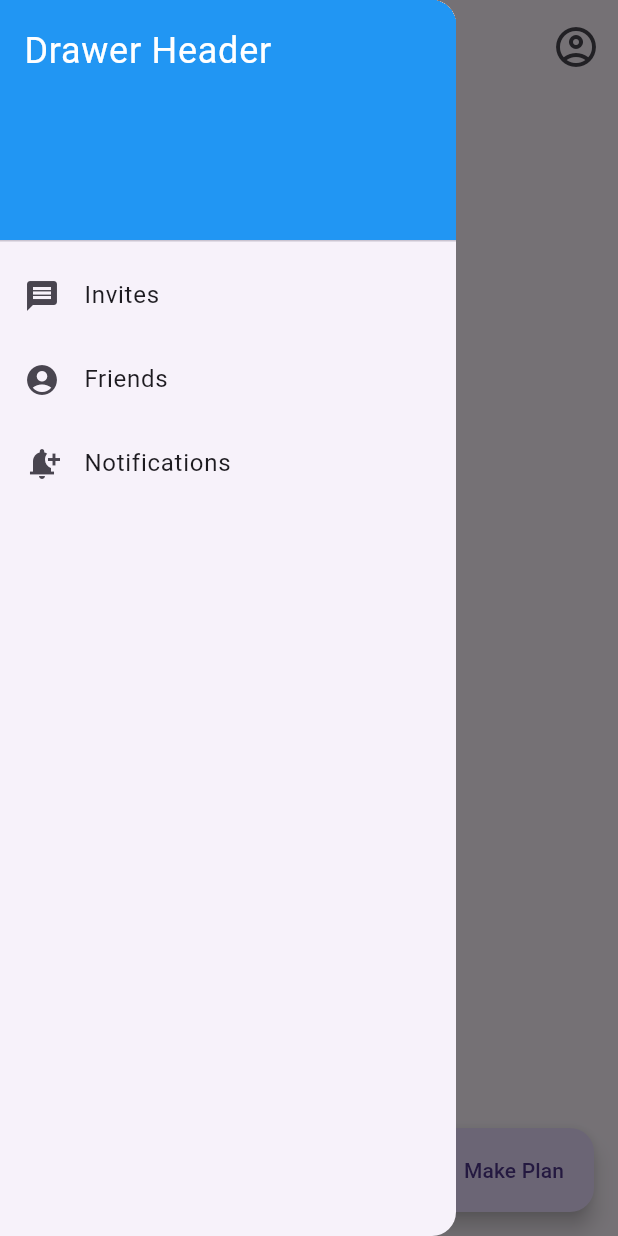
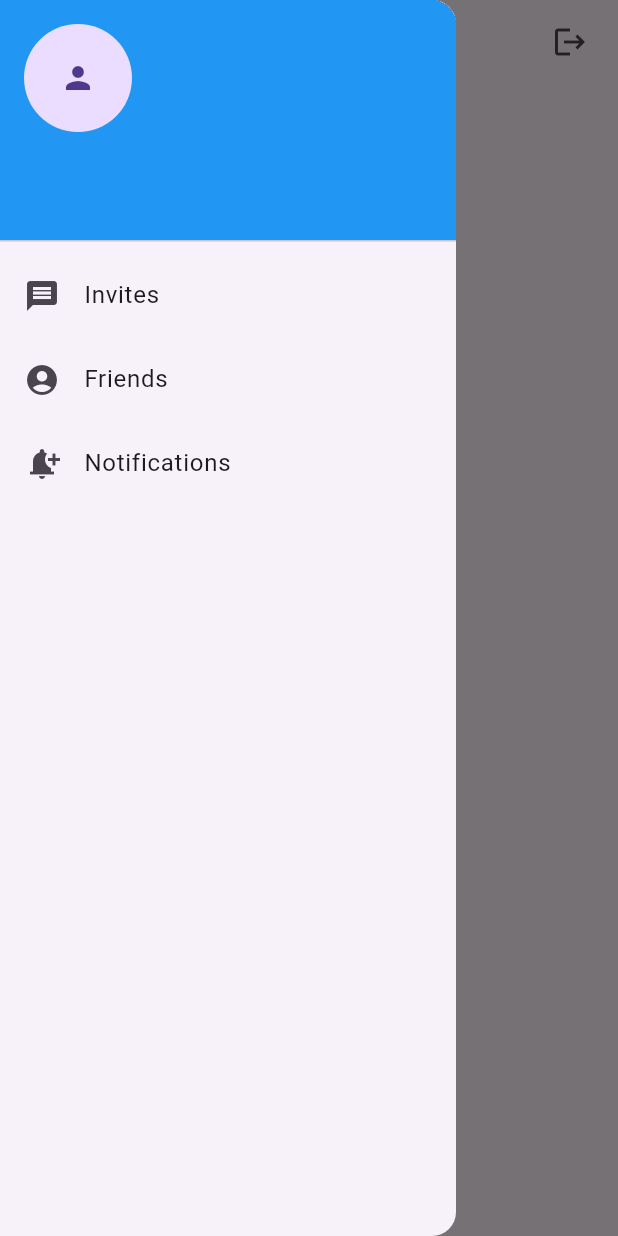
Before and after one commit to Atharv-iitr/Hangout-Planner-App, a Flutter app: the screen it shows once a user with an empty profile is signed in, with the side drawer open, on a phone screen of 412 x 824 dp. Run offline on Flutter 3.47's test engine with Material 3 defaults, Android fonts, the phone set to English and light mode, and no system bars; our stand-ins replace cloud_firestore, firebase_auth, firebase_core; accounts and stored records are empty.

Commit message:
Update home.dart

```diff
--- a/lib/Pages/home.dart
+++ b/lib/Pages/home.dart
@@ -1,111 +1,121 @@
 import 'package:flutter/material.dart';
-import 'package:hangout_planner/Pages/invites.dart';
-import 'package:hangout_planner/Pages/friends.dart';
-import 'package:hangout_planner/Pages/Notification.dart';
-import 'package:hangout_planner/Pages/make_plan.dart';
-/// Flutter code sample for [Drawer].
-
-void main() => runApp(const HomePage());
+import 'package:firebase_auth/firebase_auth.dart';
+import 'package:hangout_planner/Pages/auth.dart';
+import 'package:cloud_firestore/cloud_firestore.dart';
 
 class HomePage extends StatelessWidget {
   const HomePage({super.key});
 
-
   @override
   Widget build(BuildContext context) {
-    return MaterialApp(
-      home: const Home(),
-      debugShowCheckedModeBanner: false,
-      routes: {
+    final User? user = FirebaseAuth.instance.currentUser;
 
-        '/invitespage': (context) => const InvitesPage(),
-        '/friendspage': (context) => const FriendsPage(),
-        '/Notificationpage': (context) => const NotificationsPage(),
-        '/makeplan': (context) => const MakePlan(),
-      },
-    );
-  }
-}
-
-class Home extends StatefulWidget {
-  const Home({super.key});
-
-  @override
-  State<Home> createState() => _HomeState();
-}
-
-class _HomeState extends State<Home> {
-  String selectedPage = '';
-
-  @override
-  Widget build(BuildContext context) {
     return Scaffold(
       appBar: AppBar(
-        title: const Text('Hangout Planner',
+        title: const Text(
+          'Hangout Planner',
           style: TextStyle(
             fontWeight: FontWeight.bold,
             fontSize: 20,
           ),
-
         ),
+        centerTitle: true,
         actions: [
+          Padding(
+            padding: const EdgeInsets.only(right: 8.0),
+            child: Column(
+              mainAxisAlignment: MainAxisAlignment.center,
+              children: [
                 IconButton(
-            onPressed: (){
-
+                  icon: const Icon(Icons.logout),
+                  onPressed: () async {
+                    await AuthService().signOut();
+                    Navigator.pushReplacementNamed(context, '/login');
                   },
-            icon: const Icon(Icons.account_circle_outlined),
-            iconSize: 32,
-            padding: const EdgeInsets.fromLTRB(0, 6, 8, 0),
                 ),
               ],
-        centerTitle: true,
+            ),
+          ),
+        ],
       ),
       drawer: Drawer(
         child: ListView(
           padding: EdgeInsets.zero,
           children: <Widget>[
-            const DrawerHeader(
-              decoration: BoxDecoration(color: Colors.blue),
-              child: Text('Drawer Header', style: TextStyle(color: Colors.white, fontSize: 24)),
+            StreamBuilder<DocumentSnapshot>(
+              stream: FirebaseFirestore.instance
+                  .collection('users')
+                  .doc(user?.uid)
+                  .snapshots(),
+              builder: (context, snapshot) {
+                String userName = 'User';
+                if (snapshot.hasData && snapshot.data!.exists) {
+                  userName = snapshot.data!['name'] ?? 'User';
+                }
+
+                return UserAccountsDrawerHeader(
+                  accountName: Text(userName),
+                  accountEmail: Text(user?.email ?? 'No email'),
+                  currentAccountPicture: user?.photoURL != null
+                      ? CircleAvatar(
+                          backgroundImage: NetworkImage(user!.photoURL!),
+                        )
+                      : const CircleAvatar(
+                          child: Icon(Icons.person),
+                        ),
+                  decoration: const BoxDecoration(color: Colors.blue),
+                );
+              },
             ),
             ListTile(
               leading: const Icon(Icons.message),
               title: const Text('Invites'),
               onTap: () {
-                Navigator.pushNamed(context,'/invitespage');
-
+                Navigator.pushNamed(context, '/invitespage');
               },
             ),
             ListTile(
               leading: const Icon(Icons.account_circle),
               title: const Text('Friends'),
               onTap: () {
-                 Navigator.pushNamed(context,'/friendspage');
+                Navigator.pushNamed(context, '/friendspage');
               },
             ),
             ListTile(
               leading: const Icon(Icons.notification_add),
               title: const Text('Notifications'),
               onTap: () {
-                Navigator.pushNamed(context,'/Notificationpage');
+                Navigator.pushNamed(context, '/Notificationpage');
               },
             ),
           ],
         ),
       ),
-      body: Center(child: Text('Page: $selectedPage')),
+      body: Center(
+        child: StreamBuilder<DocumentSnapshot>(
+          stream: FirebaseFirestore.instance
+              .collection('users')
+              .doc(user?.uid)
+              .snapshots(),
+          builder: (context, snapshot) {
+            String userName = 'User';
+            if (snapshot.hasData && snapshot.data!.exists) {
+              userName = snapshot.data!['name'] ?? 'User';
+            }
 
-      floatingActionButton: FloatingActionButton.extended(
-        onPressed: () {
-          Navigator.pushNamed(context,'/makeplan');
+            return Column(
+              mainAxisAlignment: MainAxisAlignment.center,
+              children: [
+                Text(
+                  'Welcome, $userName!',
+                  style: const TextStyle(fontSize: 24),
+                ),
+                const SizedBox(height: 10),
+              ],
+            );
           },
-        icon: const Icon(Icons.edit),
-        label: const Text("Make Plan"),
         ),
-
-      floatingActionButtonLocation: FloatingActionButtonLocation.endFloat, // Bottom-right
+      ),
     );
-
-
   }
 }
```
Lines whose indentation alone changed are shown as unchanged.
